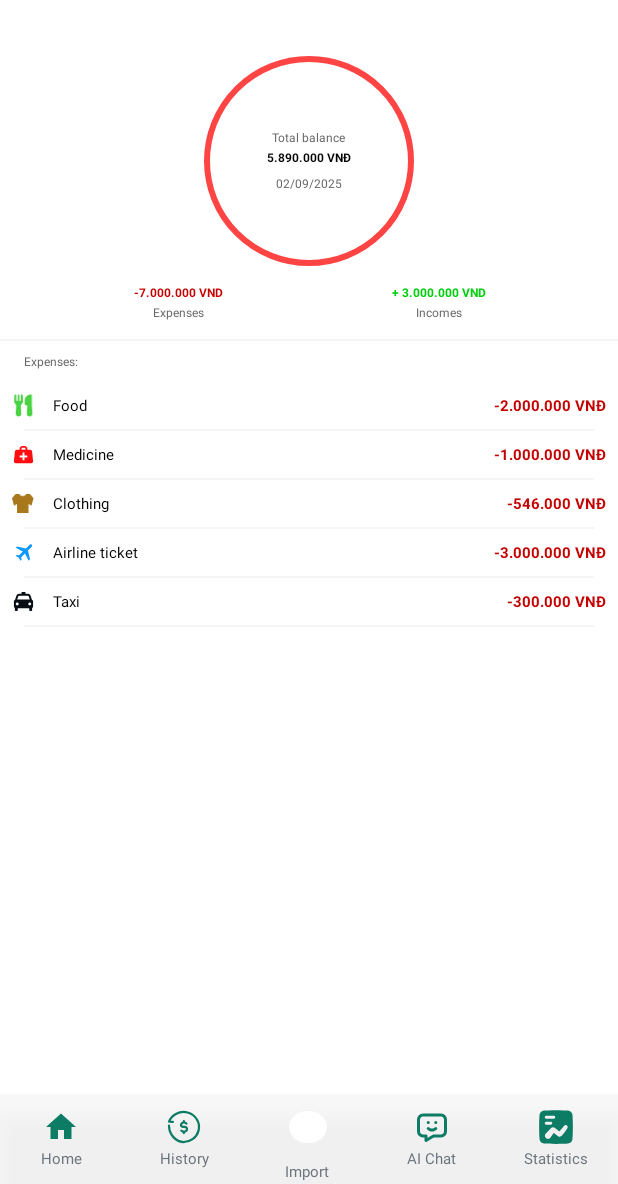
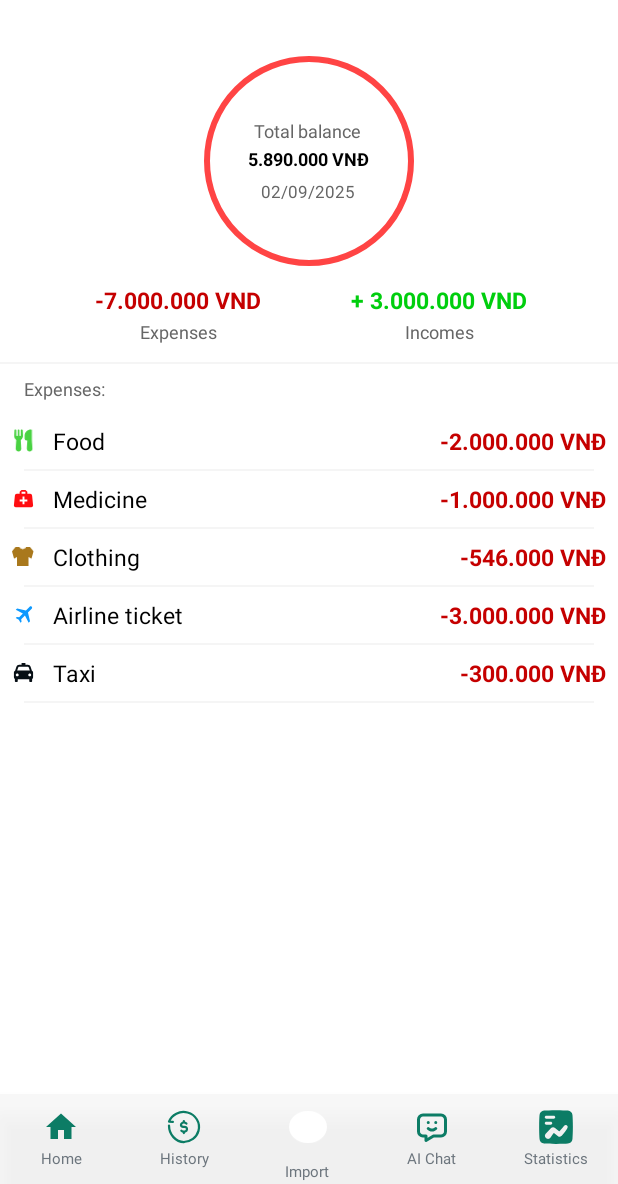
Before and after one commit to nghieu19/My-Money, an Android app: the screen it shows after launch (MainActivity), on a phone screen of 412 x 824 dp, the part 52-1236 px from its top. Run offline under Robolectric (Android 15) with nearby library versions, the phone set to English and light mode, and no system bars.

Commit message:
edit layout

```diff
--- a/app/src/main/res/layout/activity_main.xml
+++ b/app/src/main/res/layout/activity_main.xml
@@ -32,7 +32,7 @@
             android:layout_height="wrap_content"
             android:layout_weight="1"
             android:layout_marginStart="8dp"
-            android:text="MyMoney"
+            android:text="@string/mymoney"
             android:textColor="@color/primary_green"
             android:textSize="16sp"
             android:textStyle="bold" />
@@ -41,7 +41,7 @@
             android:layout_width="21dp"
             android:layout_height="21dp"
             android:src="@drawable/ic_settings"
-            android:contentDescription="Settings" />
+            android:contentDescription="@string/settings" />
 
     </LinearLayout>
 
@@ -73,14 +73,14 @@
                 android:layout_width="wrap_content"
                 android:layout_height="wrap_content"
                 android:text="@string/total_balance"
-                android:textSize="8sp"
+                android:textSize="12sp"
                 android:textColor="@color/gray_text" />
 
             <TextView
                 android:layout_width="wrap_content"
                 android:layout_height="wrap_content"
                 android:text="@string/balance_amount"
-                android:textSize="8sp"
+                android:textSize="12sp"
                 android:textStyle="bold"
                 android:textColor="@color/black"
                 android:layout_marginTop="2dp" />
@@ -89,7 +89,7 @@
                 android:layout_width="wrap_content"
                 android:layout_height="wrap_content"
                 android:text="@string/date"
-                android:textSize="8sp"
+                android:textSize="11sp"
                 android:textColor="@color/gray_text"
                 android:layout_marginTop="6dp" />
 
@@ -102,6 +102,7 @@
         android:id="@+id/summary_layout"
         android:layout_width="match_parent"
         android:layout_height="wrap_content"
+        android:baselineAligned="false"
         android:orientation="horizontal"
         android:layout_marginTop="12dp"
         android:paddingHorizontal="32dp"
@@ -120,7 +121,7 @@
                 android:layout_width="wrap_content"
                 android:layout_height="wrap_content"
                 android:text="-7.000.000 VND"
-                android:textSize="8sp"
+                android:textSize="15sp"
                 android:textColor="@color/red_expense"
                 android:textStyle="bold" />
 
@@ -128,7 +129,7 @@
                 android:layout_width="wrap_content"
                 android:layout_height="wrap_content"
                 android:text="@string/expenses"
-                android:textSize="8sp"
+                android:textSize="12sp"
                 android:textColor="@color/gray_text"
                 android:layout_marginTop="2dp" />
 
@@ -145,7 +146,7 @@
                 android:layout_width="wrap_content"
                 android:layout_height="wrap_content"
                 android:text="+ 3.000.000 VND"
-                android:textSize="8sp"
+                android:textSize="15sp"
                 android:textColor="@color/green_income"
                 android:textStyle="bold" />
 
@@ -153,7 +154,7 @@
                 android:layout_width="wrap_content"
                 android:layout_height="wrap_content"
                 android:text="@string/incomes"
-                android:textSize="8sp"
+                android:textSize="12sp"
                 android:textColor="@color/gray_text"
                 android:layout_marginTop="2dp" />
 
@@ -180,7 +181,7 @@
         android:layout_marginStart="16dp"
         android:layout_marginTop="8dp"
         android:text="@string/expenses_title"
-        android:textSize="8sp"
+        android:textSize="12sp"
         android:textColor="@color/gray_text"
         app:layout_constraintTop_toBottomOf="@id/divider"
         app:layout_constraintStart_toStartOf="parent" />
@@ -215,14 +216,14 @@
                 android:layout_height="wrap_content"
                 android:layout_weight="1"
                 android:text="@string/food"
-                android:textSize="10sp"
+                android:textSize="15sp"
                 android:textColor="@color/black" />
 
             <TextView
                 android:layout_width="wrap_content"
                 android:layout_height="wrap_content"
                 android:text="-2.000.000 VNĐ"
-                android:textSize="10sp"
+                android:textSize="15sp"
                 android:textColor="@color/red_expense"
                 android:textStyle="bold" />
 
@@ -254,14 +255,14 @@
                 android:layout_height="wrap_content"
                 android:layout_weight="1"
                 android:text="@string/medicine"
-                android:textSize="10sp"
+                android:textSize="15sp"
                 android:textColor="@color/black" />
 
             <TextView
                 android:layout_width="wrap_content"
                 android:layout_height="wrap_content"
                 android:text="-1.000.000 VNĐ"
-                android:textSize="10sp"
+                android:textSize="15sp"
                 android:textColor="@color/red_expense"
                 android:textStyle="bold" />
 
@@ -293,14 +294,14 @@
                 android:layout_height="wrap_content"
                 android:layout_weight="1"
                 android:text="@string/clothing"
-                android:textSize="10sp"
+                android:textSize="15sp"
                 android:textColor="@color/black" />
 
             <TextView
                 android:layout_width="wrap_content"
                 android:layout_height="wrap_content"
                 android:text="-546.000 VNĐ"
-                android:textSize="10sp"
+                android:textSize="15sp"
                 android:textColor="@color/red_expense"
                 android:textStyle="bold" />
 
@@ -332,14 +333,14 @@
                 android:layout_height="wrap_content"
                 android:layout_weight="1"
                 android:text="@string/airline_ticket"
-                android:textSize="10sp"
+                android:textSize="15sp"
                 android:textColor="@color/black" />
 
             <TextView
                 android:layout_width="wrap_content"
                 android:layout_height="wrap_content"
                 android:text="-3.000.000 VNĐ"
-                android:textSize="10sp"
+                android:textSize="15sp"
                 android:textColor="@color/red_expense"
                 android:textStyle="bold" />
 
@@ -371,14 +372,14 @@
                 android:layout_height="wrap_content"
                 android:layout_weight="1"
                 android:text="@string/taxi"
-                android:textSize="10sp"
+                android:textSize="15sp"
                 android:textColor="@color/black" />
 
             <TextView
                 android:layout_width="wrap_content"
                 android:layout_height="wrap_content"
                 android:text="-300.000 VNĐ"
-                android:textSize="10sp"
+                android:textSize="15sp"
                 android:textColor="@color/red_expense"
                 android:textStyle="bold" />
 
--- a/app/src/main/res/values/strings.xml
+++ b/app/src/main/res/values/strings.xml
@@ -79,4 +79,6 @@
     <string name="suggested_question_1">Tôi nên chi tiêu gì ?</string>
     <string name="suggested_question_2">Nhận xét chi tiêu tháng qua .</string>
     <string name="chat_input_hint">Nhập nội dung...</string>
+    <string name="mymoney">MyMoney</string>
+    <string name="settings">Settings</string>
 </resources>
```
Also changed, not shown: app/src/main/res/layout/activity_statistics.xml (+4 -6 lines), app/src/main/res/layout/expense_item.xml (deleted, +0 -37 lines), app/src/main/res/layout/transaction_item.xml (deleted, +0 -56 lines).
